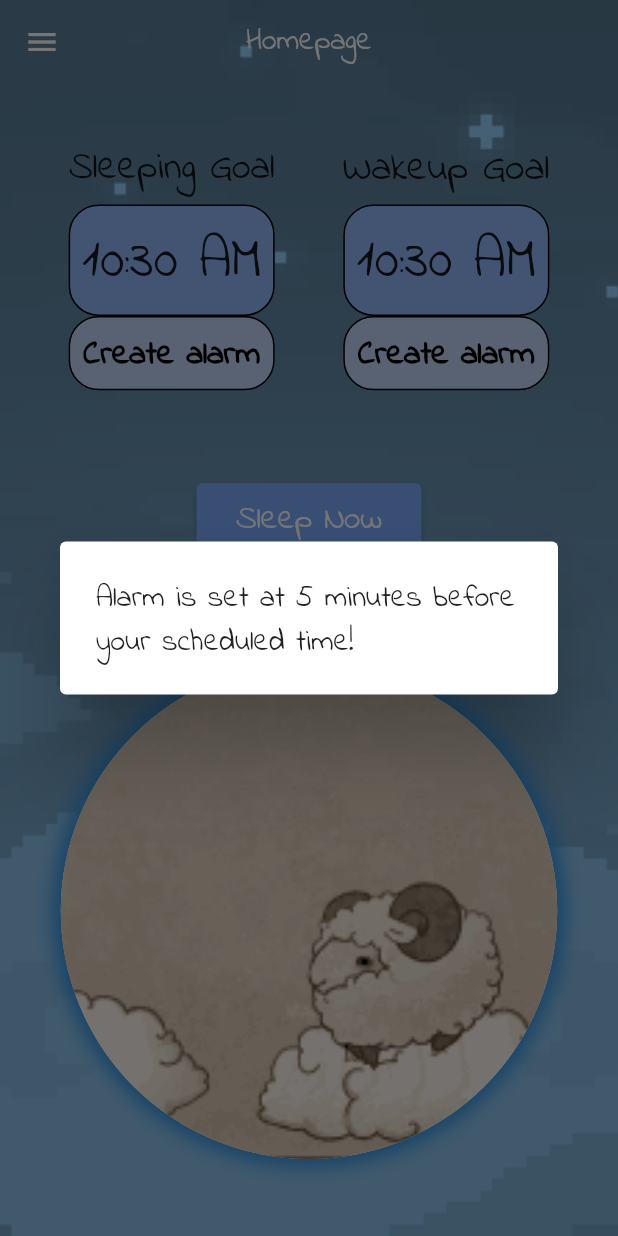
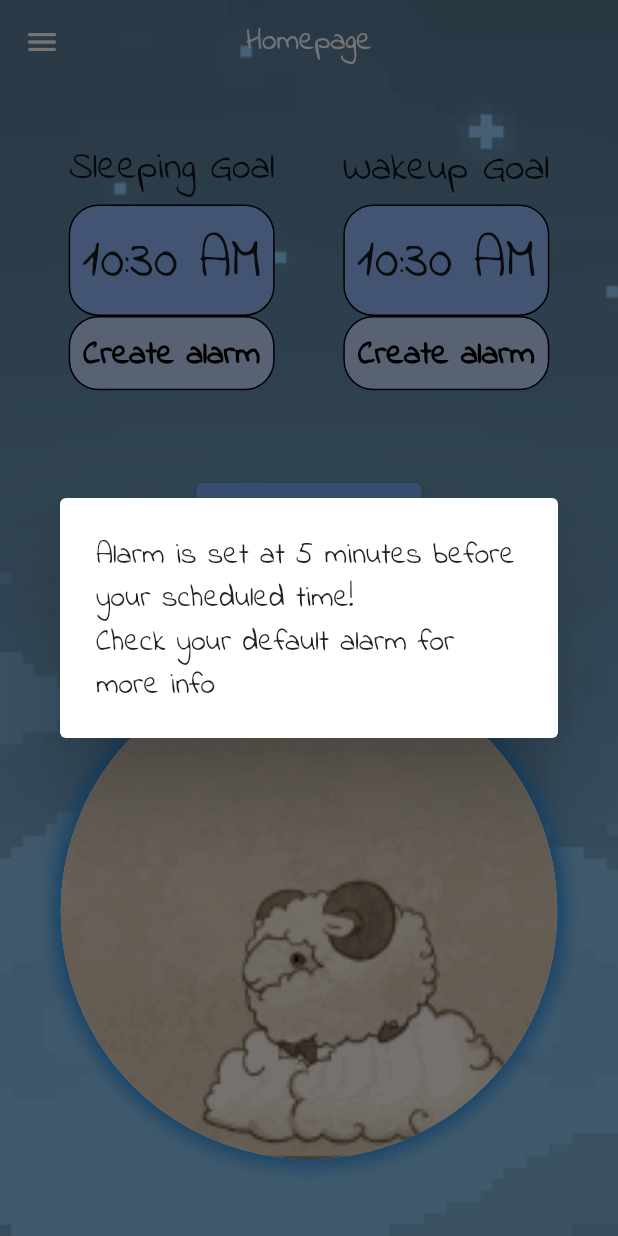
Before and after one commit to yuuutong/Orbital-Project, a Flutter app: the HomeScreen screen opened directly, after a tap on "Create alarm", on a phone screen of 412 x 824 dp. Run offline on Flutter 3.47's test engine with Material 2 defaults, Android fonts, the phone set to English and light mode, and no system bars; our stand-ins replace cloud_firestore, firebase_auth, firebase_core, shimmer; missing offline and left inert: flutter_alarm_clock, loading_gifs, time_chart; accounts and stored records are empty.

Commit message:
changed text

```diff
--- a/sleeplah/lib/home_page/TimePicker.dart
+++ b/sleeplah/lib/home_page/TimePicker.dart
@@ -170,7 +170,7 @@ class TimePickerState extends State<TimePicker> {
 
   Widget _alarm1Dialog() {
     return const AlertDialog(
-      title: Text("Alarm is set at 5 minutes before your scheduled time!"),
+      title: Text("Alarm is set at 5 minutes before your scheduled time!\nCheck your default alarm for more info"),
     );
   }
 }
```
